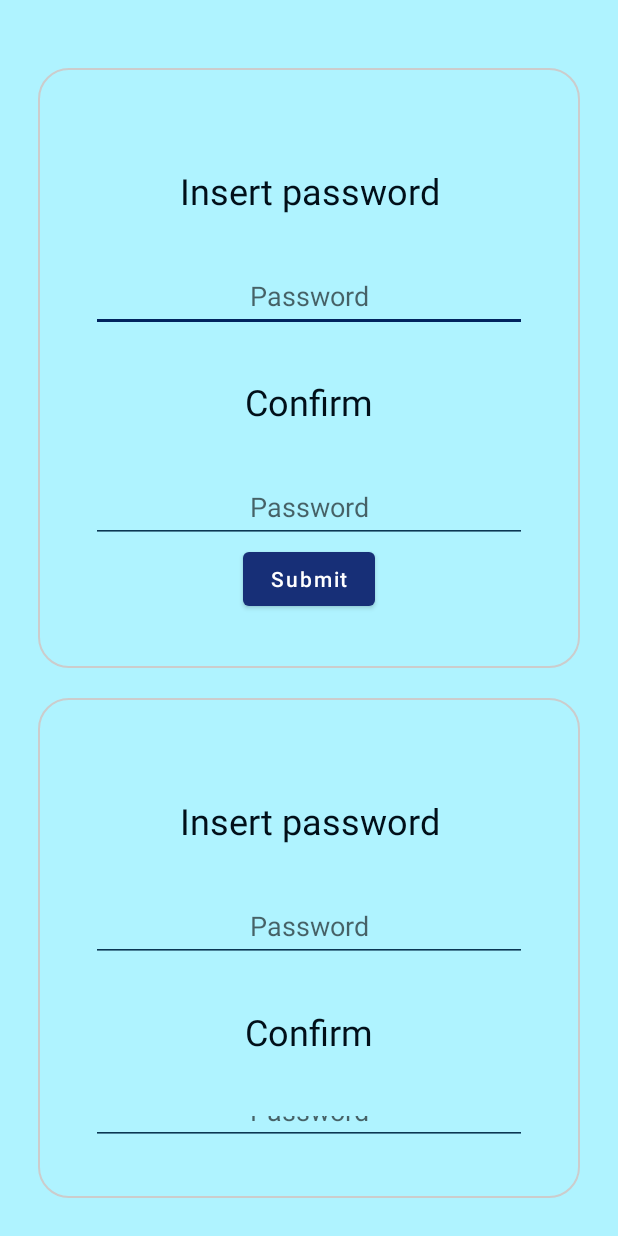
After one commit to cormabara/PwdManager, an Android app: the layout dialog_password.xml on its own in the app's theme, with its tools: preview values and no code run, on a phone screen of 412 x 824 dp. The commit adds this screen. Run offline under Robolectric (Android 15) with nearby library versions, the phone set to English and light mode, and no system bars.

Commit message:
last modifications, to push force

```diff
--- /dev/null
+++ b/pwd-manager/src/main/res/layout/dialog_password.xml
@@ -0,0 +1,34 @@
+<?xml version="1.0" encoding="utf-8"?>
+<androidx.constraintlayout.widget.ConstraintLayout xmlns:android="http://schemas.android.com/apk/res/android"
+    xmlns:app="http://schemas.android.com/apk/res-auto"
+    xmlns:tools="http://schemas.android.com/tools"
+    android:layout_width="match_parent"
+    android:layout_height="match_parent"
+    tools:context=".MainActivity">
+
+    <LinearLayout
+        android:layout_width="match_parent"
+        android:layout_height="match_parent"
+        android:gravity="center"
+        android:padding="25dp"
+        android:orientation="vertical"
+        app:layout_constraintBottom_toBottomOf="parent"
+        app:layout_constraintEnd_toEndOf="parent"
+        app:layout_constraintStart_toStartOf="parent"
+        app:layout_constraintTop_toTopOf="parent">
+
+        <com.cormabara.pwdmanager.gui.lib.MainPasswordControl
+            android:id="@+id/ctrl_insert_password"
+            android:layout_width="match_parent"
+            android:layout_height="wrap_content"
+            app:insert_new_password="true"
+            style="@style/setting_element"/>
+        <com.cormabara.pwdmanager.gui.lib.MainPasswordControl
+            android:id="@+id/ctrl_confirm_password"
+            android:layout_width="match_parent"
+            android:layout_height="wrap_content"
+            app:insert_new_password="true"
+            style="@style/setting_element"/>
+    </LinearLayout>
+
+</androidx.constraintlayout.widget.ConstraintLayout>
--- a/pwd-manager/src/main/res/values/strings.xml
+++ b/pwd-manager/src/main/res/values/strings.xml
@@ -30,6 +30,7 @@
     <string name="action_about">About</string>
     <string name="add_tag">Add Tag</string>
     <string name="insert_password">Insert password</string>
+    <string name="confirm_password">Confirm password</string>
     <string name="restore_backup">Restore Backup</string>
 
     <string name="err_import_data">Cannot import data</string>
```
Also changed, not shown: pwd-manager/src/main/java/com/cormabara/pwdmanager/gui/dialogs/PasswordDialog.kt (added, +45 -0 lines), pwd-manager/src/main/java/com/cormabara/pwdmanager/gui/lib/PasswordControl.kt (added, +96 -0 lines), pwd-manager/src/main/res/layout/password_control.xml (added, +32 -0 lines), 1 other file.
